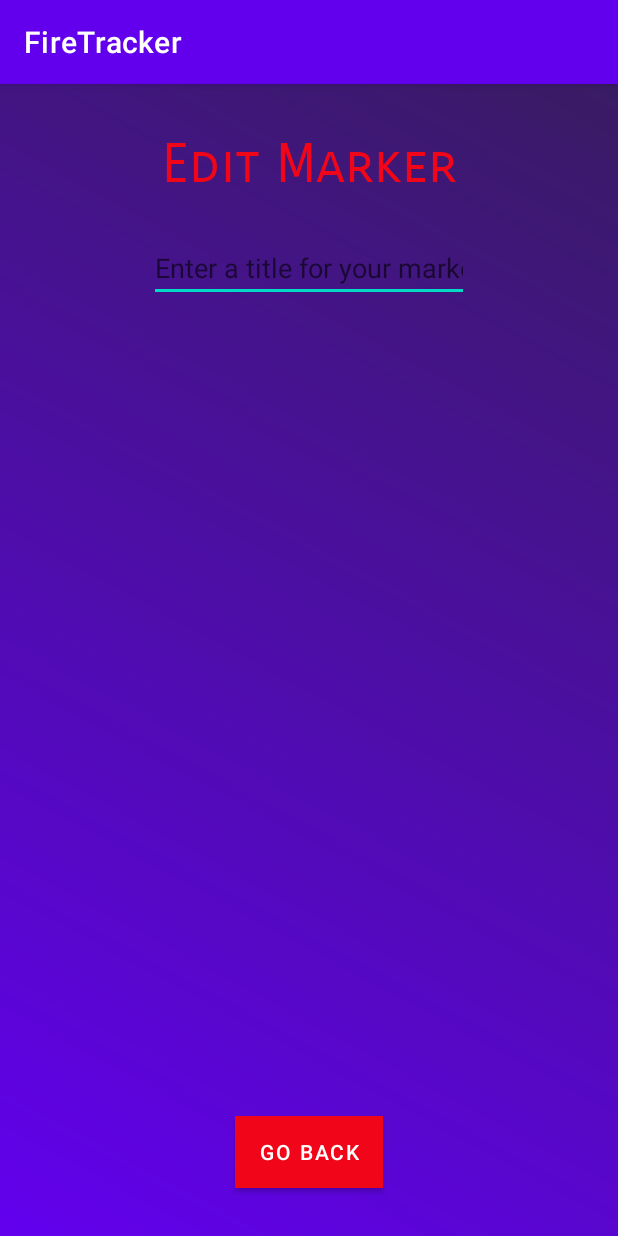
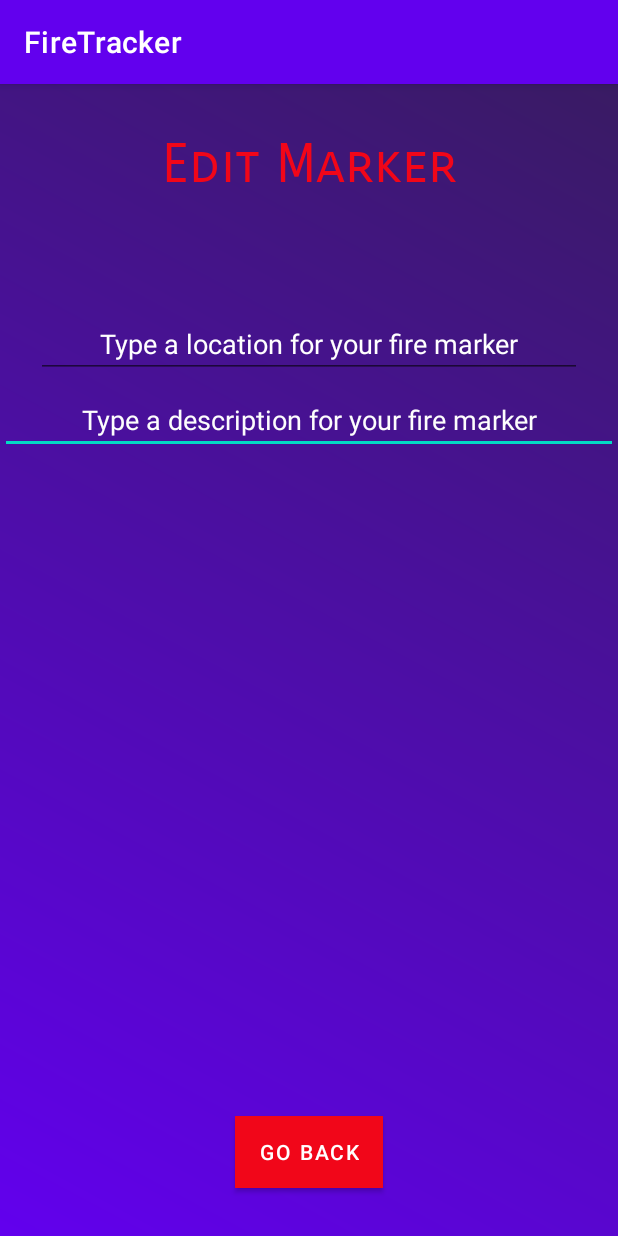
Before and after one commit to FireTracker-App/firetracker-android, an Android app: the EditMarkerActivity screen opened directly, with no data from a screen before it, on a phone screen of 412 x 824 dp. Run offline under Robolectric (Android 15) with nearby library versions, the phone set to English and light mode, and no system bars.

Commit message:
- Activity has all components now, just needs to have it's functionality tied in

```diff
--- a/app/src/main/res/layout/activity_edit_marker.xml
+++ b/app/src/main/res/layout/activity_edit_marker.xml
@@ -54,17 +54,41 @@
 
             <EditText
                 android:id="@+id/editTextTextPersonName2"
-                android:layout_width="wrap_content"
+                android:layout_width="match_parent"
                 android:layout_height="wrap_content"
+                android:layout_marginStart="24dp"
+                android:layout_marginLeft="24dp"
+                android:layout_marginEnd="24dp"
+                android:layout_marginRight="24dp"
                 android:ems="10"
+                android:gravity="center_horizontal"
                 android:hint="@string/enter_a_title_for_your_marker"
                 android:importantForAutofill="no"
                 android:inputType="textPersonName"
+                android:scrollHorizontally="true"
                 android:textColor="@color/white"
+                android:textColorHint="#FFFFFF"
                 app:layout_constraintBottom_toBottomOf="parent"
                 app:layout_constraintEnd_toEndOf="parent"
                 app:layout_constraintStart_toStartOf="parent"
                 app:layout_constraintTop_toTopOf="parent" />
+
+            <EditText
+                android:id="@+id/editTextTextMultiLine"
+                android:layout_width="match_parent"
+                android:layout_height="wrap_content"
+                android:layout_marginTop="5dp"
+                android:ems="10"
+                android:gravity="center_horizontal"
+                android:hint="@string/enter_a_description_for_your_fire_marker"
+                android:importantForAutofill="no"
+                android:inputType="textMultiLine"
+                android:textColor="#FFFFFF"
+                android:textColorHint="#FDFDFD"
+                app:layout_constraintBottom_toBottomOf="parent"
+                app:layout_constraintEnd_toEndOf="parent"
+                app:layout_constraintStart_toStartOf="parent"
+                app:layout_constraintTop_toBottomOf="@+id/editTextTextPersonName2" />
 
         </androidx.constraintlayout.widget.ConstraintLayout>
     </ScrollView>
--- a/app/src/main/res/values/strings.xml
+++ b/app/src/main/res/values/strings.xml
@@ -12,8 +12,8 @@
     <string name="about_this_project_menu">About This Project</string>
     <string name="view_fire_safety_tips_menu">View Fire Safety Tips</string>
     <string name="edit_marker">Edit Marker</string>
-    <string name="enter_a_title_for_your_marker">Enter a title for your marker</string>
-
+    <string name="enter_a_title_for_your_marker">Type a location for your fire marker</string>
+    <string name="enter_a_description_for_your_fire_marker">Type a description for your fire marker</string>
     <string name="marker_description_label">Description:</string>
     <string name="marker_reported_label">Reported:</string>
     <string name="marker_location_label">Location:</string>
```
